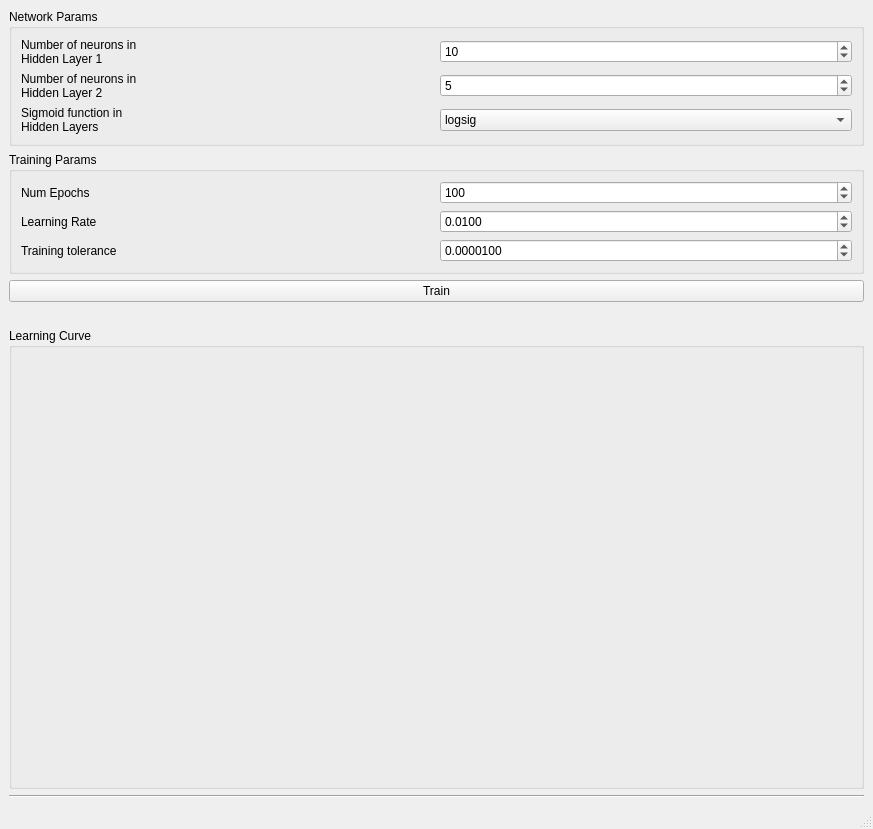
This is spectrum_sensing.ui in zzv2/cs4701 as Qt 5 draws it before an edit. The edited form follows.
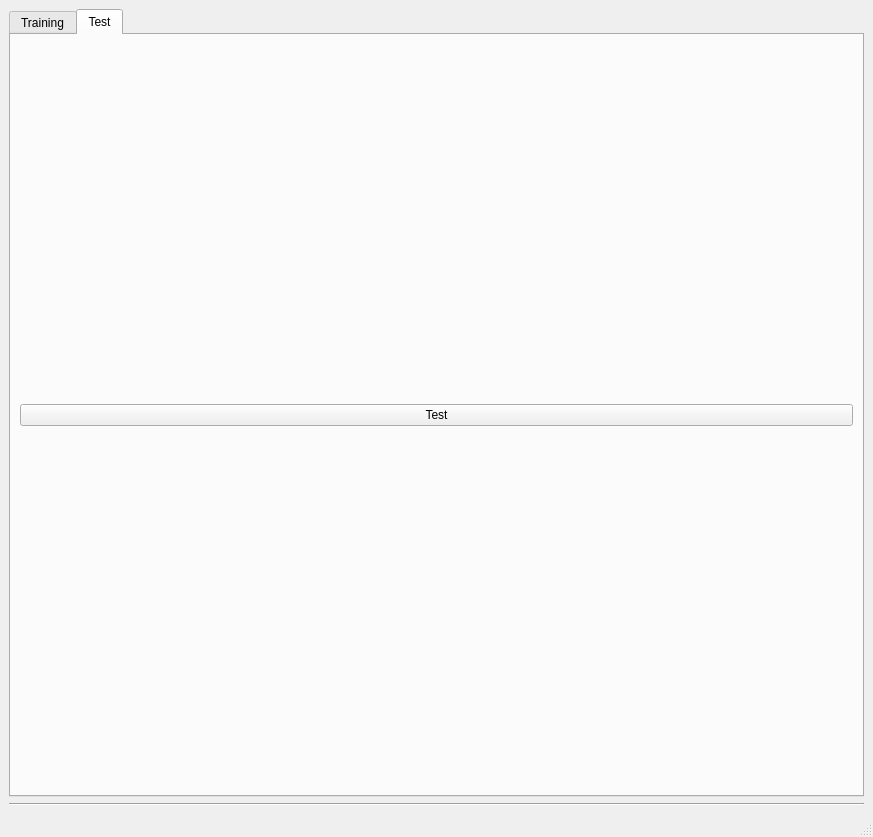
This is the edited form. The open tabs and pages were chosen to show the change.

Commit message: working on windows with WinPython-64bit-3.5.2.3

```diff
--- a/spectrum_sensing.ui
+++ b/spectrum_sensing.ui
@@ -16,11 +16,42 @@
   <widget class="QWidget" name="centralwidget">
    <layout class="QVBoxLayout" name="verticalLayout">
     <item>
+     <widget class="QTabWidget" name="tabWidget">
+      <property name="currentIndex">
+       <number>0</number>
+      </property>
+      <widget class="QWidget" name="Training">
+       <attribute name="title">
+        <string>Training</string>
+       </attribute>
+       <layout class="QVBoxLayout" name="verticalLayout_4">
+        <item>
      <widget class="QGroupBox" name="network_params">
       <property name="title">
        <string>Network Params</string>
       </property>
       <layout class="QGridLayout" name="gridLayout">
+           <item row="2" column="1">
+            <widget class="QComboBox" name="sigmoid_function">
+             <item>
+              <property name="text">
+               <string>logsig</string>
+              </property>
+             </item>
+             <item>
+              <property name="text">
+               <string>other</string>
+              </property>
+             </item>
+            </widget>
+           </item>
+           <item row="0" column="1">
+            <widget class="QSpinBox" name="neurons_h1">
+             <property name="value">
+              <number>10</number>
+             </property>
+            </widget>
+           </item>
        <item row="0" column="0">
         <widget class="QLabel" name="label">
          <property name="text">
@@ -37,20 +68,6 @@
          </property>
         </widget>
        </item>
-       <item row="2" column="1">
-        <widget class="QComboBox" name="sigmoid_function">
-         <item>
-          <property name="text">
-           <string>logsig</string>
-          </property>
-         </item>
-         <item>
-          <property name="text">
-           <string>other</string>
-          </property>
-         </item>
-        </widget>
-       </item>
        <item row="2" column="0">
         <widget class="QLabel" name="label_5">
          <property name="text">
@@ -155,38 +172,12 @@
       </property>
      </widget>
     </item>
-    <item>
-     <spacer name="horizontalSpacer">
-      <property name="orientation">
-       <enum>Qt::Horizontal</enum>
-      </property>
-      <property name="sizeHint" stdset="0">
-       <size>
-        <width>40</width>
-        <height>20</height>
-       </size>
-      </property>
-     </spacer>
-    </item>
     <item>
      <widget class="QGroupBox" name="groupBox">
       <property name="title">
        <string>Learning Curve</string>
       </property>
       <layout class="QVBoxLayout" name="verticalLayout_3">
-       <item>
-        <spacer name="horizontalSpacer_2">
-         <property name="orientation">
-          <enum>Qt::Horizontal</enum>
-         </property>
-         <property name="sizeHint" stdset="0">
-          <size>
-           <width>40</width>
-           <height>20</height>
-          </size>
-         </property>
-        </spacer>
-       </item>
        <item>
         <widget class="QWidget" name="epoch_loss_plot" native="true">
          <property name="minimumSize">
@@ -207,6 +198,24 @@
       </layout>
      </widget>
     </item>
+       </layout>
+      </widget>
+      <widget class="QWidget" name="Test">
+       <attribute name="title">
+        <string>Test</string>
+       </attribute>
+       <layout class="QVBoxLayout" name="verticalLayout_5">
+        <item>
+         <widget class="QPushButton" name="test_button">
+          <property name="text">
+           <string>Test</string>
+          </property>
+         </widget>
+        </item>
+       </layout>
+      </widget>
+     </widget>
+    </item>
     <item>
      <widget class="Line" name="line">
       <property name="orientation">
```
Left out of the diff: 9 changed lines with no effect on the pictures. Lines whose indentation alone changed are shown as unchanged. The commit also changes 2 other files.
